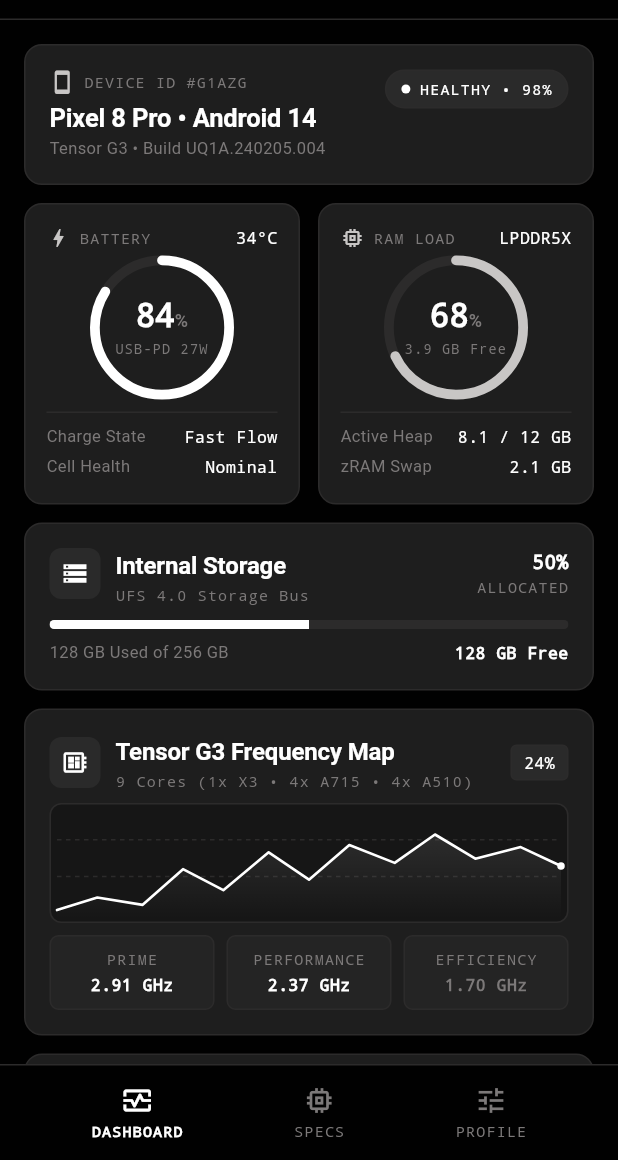
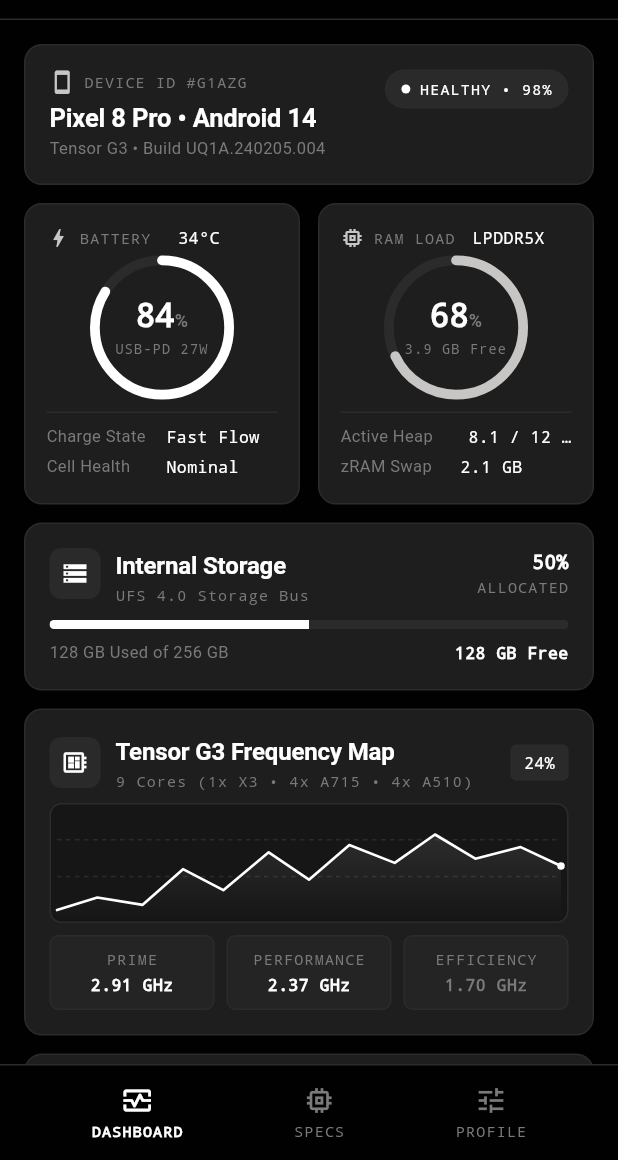
Before and after one commit to VicAy007/device_specs, a Flutter app: the DashboardPage screen opened directly, on a phone screen of 412 x 824 dp, the part 76-1236 px from its top. Run offline on Flutter 3.47's test engine with Material 3 defaults, Android fonts, the light colour scheme and no system bars.

Commit message:
fix: prevent text overflow on gauge card footer rows

```diff
--- a/lib/core/widgets/gauge_ring_card.dart
+++ b/lib/core/widgets/gauge_ring_card.dart
@@ -53,7 +53,15 @@
                   overflow: TextOverflow.ellipsis,
                 ),
               ),
-              Text(trailingText, style: AppTypography.labelDataSm),
+              Flexible(
+                child: Text(
+                  trailingText,
+                  style: AppTypography.labelDataSm,
+                  overflow: TextOverflow.ellipsis,
+                  maxLines: 1,
+                  textAlign: TextAlign.right,
+                ),
+              ),
             ],
           ),
           const SizedBox(height: 4),
@@ -88,6 +96,8 @@
                       Text(
                         centerCaption,
                         textAlign: TextAlign.center,
+                        overflow: TextOverflow.ellipsis,
+                        maxLines: 1,
                         style:
                             AppTypography.uppercaseTiny.copyWith(fontSize: 9),
                       ),
@@ -105,11 +115,25 @@
               (row) => Padding(
                 padding: const EdgeInsets.symmetric(vertical: 2),
                 child: Row(
-                  mainAxisAlignment: MainAxisAlignment.spaceBetween,
                   children: [
-                    Text(row.key,
-                        style: AppTypography.bodySm.copyWith(fontSize: 11)),
-                    Text(row.value, style: AppTypography.labelDataSm),
+                    Expanded(
+                      child: Text(
+                        row.key,
+                        overflow: TextOverflow.ellipsis,
+                        maxLines: 1,
+                        style: AppTypography.bodySm.copyWith(fontSize: 11),
+                      ),
+                    ),
+                    const SizedBox(width: 6),
+                    Flexible(
+                      child: Text(
+                        row.value,
+                        overflow: TextOverflow.ellipsis,
+                        maxLines: 1,
+                        textAlign: TextAlign.right,
+                        style: AppTypography.labelDataSm,
+                      ),
+                    ),
                   ],
                 ),
               ),
@@ -151,7 +175,7 @@
 
     canvas.drawCircle(center, radius, trackPaint);
 
-    const startAngle = -math.pi / 2; // démarre en haut, comme le mock (-90°)
+    const startAngle = -math.pi / 2;
     final sweepAngle = 2 * math.pi * percent;
 
     canvas.drawArc(
```
